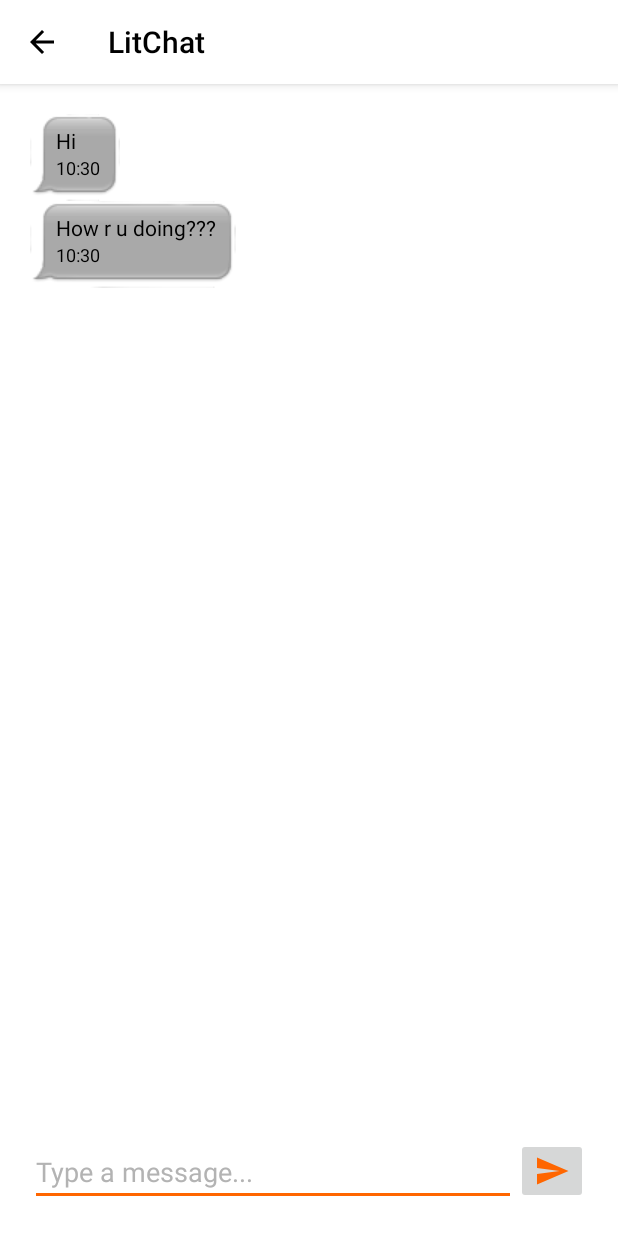
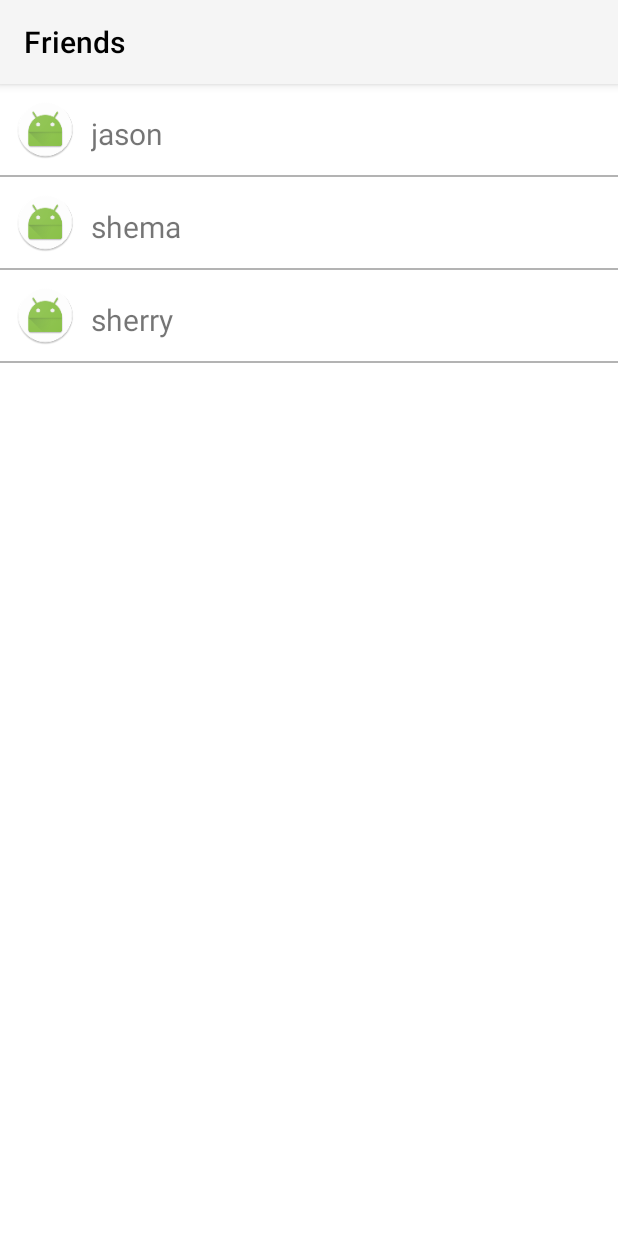
Before and after one commit to shemarez/LitChat, an Android app: the HomepageActivity screen opened directly, with no data from a screen before it, after a tap on an icon or button, on a phone screen of 412 x 824 dp. Run offline under Robolectric (Android 15) with nearby library versions, the phone set to English and light mode, and no system bars.

Commit message:
added toast, added friend view

```diff
--- a/app/build.gradle
+++ b/app/build.gradle
@@ -24,6 +24,7 @@ dependencies {
     androidTestCompile('com.android.support.test.espresso:espresso-core:2.2.2', {
         exclude group: 'com.android.support', module: 'support-annotations'
     })
+
     compile 'com.android.support:appcompat-v7:25.2.0'
     compile 'com.android.support.constraint:constraint-layout:1.0.2'
     compile 'com.android.support:design:25.2.0'
@@ -32,5 +33,4 @@ dependencies {
     compile 'com.squareup.retrofit2:retrofit:2.2.0'
     compile 'com.squareup.retrofit2:converter-gson:2.2.0'
     testCompile 'junit:junit:4.12'
-
 }
--- a/app/src/main/AndroidManifest.xml
+++ b/app/src/main/AndroidManifest.xml
@@ -11,8 +11,8 @@
         android:label="@string/app_name"
         android:roundIcon="@mipmap/androidiconround"
         android:supportsRtl="true"
-        tools:replace="android:icon"
-        android:theme="@style/AppTheme">
+        android:theme="@style/AppTheme"
+        tools:replace="android:icon">
         <activity
             android:name=".LoginActivity"
             android:theme="@style/LoginTheme">
@@ -33,12 +33,14 @@
             android:name=".MessageActivity"
             android:label="@string/title_activity_homepage"
             android:theme="@style/MessageTheme">
-        <meta-data
-            android:name="android.support.PARENT_ACTIVITY"
-            android:value="tcss450.uw.edu.hitmeupv2.HomepageActivity" />
-
-
+            <meta-data
+                android:name="android.support.PARENT_ACTIVITY"
+                android:value="tcss450.uw.edu.hitmeupv2.HomepageActivity" />
         </activity>
+        <activity
+            android:name=".FriendsActivity"
+            android:label="@string/title_activity_friends"
+            android:theme="@style/AppTheme"></activity>
     </application>
 
 </manifest>
--- /dev/null
+++ b/app/src/main/java/tcss450/uw/edu/hitmeupv2/FriendsActivity.java
@@ -0,0 +1,25 @@
+package tcss450.uw.edu.hitmeupv2;
+
+import android.os.Bundle;
+import android.support.v7.app.AppCompatActivity;
+import android.support.v7.widget.Toolbar;
+import android.widget.ArrayAdapter;
+import android.widget.ListView;
+
+public class FriendsActivity extends AppCompatActivity {
+
+    private String [] mListArr = {"jason", "shema", "sherry"};
+
+    @Override
+    protected void onCreate(Bundle savedInstanceState) {
+        super.onCreate(savedInstanceState);
+        setContentView(R.layout.activity_friends);
+        Toolbar toolbar = (Toolbar) findViewById(R.id.toolbar);
+        setSupportActionBar(toolbar);
+        ArrayAdapter adapter = new ArrayAdapter<String>(this,R.layout.activity_friends_list, R.id.label, mListArr);
+
+        ListView list = (ListView) findViewById(R.id.list);
+        list.setAdapter(adapter);
+    }
+
+}
--- a/app/src/main/java/tcss450/uw/edu/hitmeupv2/HomepageActivity.java
+++ b/app/src/main/java/tcss450/uw/edu/hitmeupv2/HomepageActivity.java
@@ -33,7 +33,7 @@ public class HomepageActivity extends AppCompatActivity
         fab.setOnClickListener(new View.OnClickListener() {
             @Override
             public void onClick(View view) {
-                Intent intent = new Intent(that, MessageActivity.class);
+                Intent intent = new Intent(that, FriendsActivity.class);
                 startActivity(intent);
 //
             }
@@ -55,65 +55,10 @@ public class HomepageActivity extends AppCompatActivity
         }
 
 
-       // createTabs();
 
     }
 
-//    public void createTabs() {
-//        final TabHost  host = (TabHost) findViewById(R.id.tabHost);
-//        host.setup();
-//
-//        // Tab 1: Chats
-//        TabHost.TabSpec spec = host.newTabSpec("Chats");
-//        spec.setContent(R.id.chatsTab);
-//        spec.setIndicator("Chats");
-////        final ListView listView1 = (ListView) findViewById(R.id.list1);
-//        host.addTab(spec);
-////        host.addTab(host.newTabSpec(LIST1_TAB_TAG).setIndicator(LIST1_TAB_TAG).setContent(new TabHost.TabContentFactory() {
-////            @Override
-////            public View createTabContent(String tag) {
-////                return listView1;
-////            }
-////        }));
-//        // Tab 2: Group Chats
-//        spec = host.newTabSpec("GroupChats");
-//        spec.setContent(R.id.GroupChats);
-//        spec.setIndicator("GroupChats");
-//        host.addTab(spec);
-//
-//        // Tab 3: Friends
-//        spec = host.newTabSpec("Friends");
-//        spec.setContent(R.id.Friends);
-//        spec.setIndicator("Friends");
-//        host.addTab(spec);
-//
-//        for(int i=0; i < host.getTabWidget().getChildCount(); i++) {
-//            host.getTabWidget().getChildAt(0).setBackgroundColor(Color.parseColor("#ff6600"));
-//            host.getTabWidget().getChildAt(i).setBackgroundColor(Color.parseColor("#333333"));
-//        }
-//
-//        host.setOnTabChangedListener(new TabHost.OnTabChangeListener() {
-//            @Override
-//            public void onTabChanged(String tabId) {
-////                int tab = host.getCurrentTab();
-////
-////                System.out.println(tabId);
-////                System.out.println("Tab: " + tab);
-////                host.getTabWidget().getChildAt(tab).setBackgroundColor(Color.parseColor("#ff6600"));
-//
-//                for(int i=0;i<host.getTabWidget().getChildCount();i++)
-//                {
-//                    host.getTabWidget().getChildAt(i).setBackgroundColor(Color.parseColor("#333333")); //unselected
-//                }
-//                host.getTabWidget().getChildAt(host.getCurrentTab()).setBackgroundColor(Color.parseColor("#ff6600")); // selected
-//
-//            }
-//
-//
-//        });
-//
-//
-//    }
+
 
     @Override
     public void onBackPressed() {
--- a/app/src/main/java/tcss450/uw/edu/hitmeupv2/LoginActivity.java
+++ b/app/src/main/java/tcss450/uw/edu/hitmeupv2/LoginActivity.java
@@ -1,11 +1,12 @@
 package tcss450.uw.edu.hitmeupv2;
 
 import android.content.Intent;
+import android.os.Bundle;
 import android.support.v7.app.AppCompatActivity;
-import android.os.Bundle;
 import android.util.Log;
 import android.view.View;
 import android.widget.EditText;
+import android.widget.Toast;
 
 import com.google.gson.Gson;
 import com.google.gson.GsonBuilder;
@@ -17,7 +18,6 @@ import retrofit2.Callback;
 import retrofit2.Response;
 import retrofit2.Retrofit;
 import retrofit2.converter.gson.GsonConverterFactory;
-
 import tcss450.uw.edu.hitmeupv2.WebService.MessagingAPI;
 import tcss450.uw.edu.hitmeupv2.WebService.User;
 
@@ -60,6 +60,8 @@ public class LoginActivity extends AppCompatActivity {
         //used to convert JSON to POJO (Plain old java object)
         Gson gson = new GsonBuilder().setLenient().create();
 
+
+
         //Set up retrofit to make our API call
         Retrofit retrofit = new Retrofit.Builder()
                 .baseUrl(BASE_URL)
@@ -89,6 +91,9 @@ public class LoginActivity extends AppCompatActivity {
                     } else {
                         //TODO: Handle error when logging in. Pop up a toast?
                         Log.w("LoginActivity", "Login Error, Please Try Again");
+                        Toast.makeText(LoginActivity.this, "Invalid Username or Password",
+                                Toast.LENGTH_SHORT).show();
+
                     }
                 }
             }
--- a/app/src/main/java/tcss450/uw/edu/hitmeupv2/WebService/MessagingAPI.java
+++ b/app/src/main/java/tcss450/uw/edu/hitmeupv2/WebService/MessagingAPI.java
@@ -21,4 +21,7 @@ public interface MessagingAPI {
     @FormUrlEncoded
     @POST("login")
     Call<List<User>> login(@Field("username") String username, @Field("password") String password);
+
+    Call<List<User>> friends(@Field("username") String username, @Field("password") String password);
+
 }
--- /dev/null
+++ b/app/src/main/res/layout/activity_friends.xml
@@ -0,0 +1,32 @@
+<?xml version="1.0" encoding="utf-8"?>
+<LinearLayout xmlns:android="http://schemas.android.com/apk/res/android"
+    xmlns:app="http://schemas.android.com/apk/res-auto"
+    xmlns:tools="http://schemas.android.com/tools"
+    android:layout_width="match_parent"
+    android:layout_height="match_parent"
+    android:orientation="vertical"
+    tools:context="tcss450.uw.edu.hitmeupv2.FriendsActivity">
+
+    <android.support.design.widget.AppBarLayout
+        android:layout_width="match_parent"
+        android:layout_height="wrap_content"
+        android:theme="@style/AppTheme.AppBarOverlay">
+
+        <android.support.v7.widget.Toolbar
+            android:id="@+id/toolbar"
+            android:layout_width="match_parent"
+            android:layout_height="?attr/actionBarSize"
+            android:background="?attr/colorPrimary"
+            app:popupTheme="@style/AppTheme.PopupOverlay" />
+
+    </android.support.design.widget.AppBarLayout>
+
+    <ListView
+        android:id="@+id/list"
+        android:layout_width="match_parent"
+        android:layout_height="match_parent"
+        android:divider="@color/textColorHint"
+        android:dividerHeight="1dp" />
+
+
+</LinearLayout>
--- /dev/null
+++ b/app/src/main/res/layout/activity_friends_list.xml
@@ -0,0 +1,24 @@
+<RelativeLayout xmlns:android="http://schemas.android.com/apk/res/android"
+    android:layout_width="fill_parent"
+    android:layout_height="fill_parent">
+    <ImageView
+        android:id="@+id/profile_pic"
+        android:layout_width="50dp"
+        android:layout_height="50dp"
+        android:layout_marginBottom="5dp"
+        android:layout_marginLeft="5dp"
+        android:layout_marginRight="5dp"
+        android:layout_marginTop="5dp"
+        android:padding="5dp"
+        android:src="@mipmap/androidiconround"
+        android:layout_centerVertical="true"/>
+    <TextView
+        android:id="@+id/label"
+        android:layout_width="wrap_content"
+        android:layout_height="wrap_content"
+        android:textSize="20sp"
+        android:paddingTop="5dp"
+        android:layout_toRightOf="@id/profile_pic"
+        android:layout_centerVertical="true">
+        </TextView>
+</RelativeLayout>
--- a/app/src/main/res/values/strings.xml
+++ b/app/src/main/res/values/strings.xml
@@ -7,4 +7,5 @@
     <string name="navigation_drawer_open">Open navigation drawer</string>
     <string name="navigation_drawer_close">Close navigation drawer</string>
     <string name="msg_box">Type a message...</string>
+    <string name="title_activity_friends">Friends</string>
 </resources>
--- a/app/src/main/res/values/styles.xml
+++ b/app/src/main/res/values/styles.xml
@@ -45,12 +45,7 @@
         <item name="android:textColorPrimary">@color/textMessageColor</item>
 
 
-
     </style>
 
 
-
-
-
-
 </resources>
```
